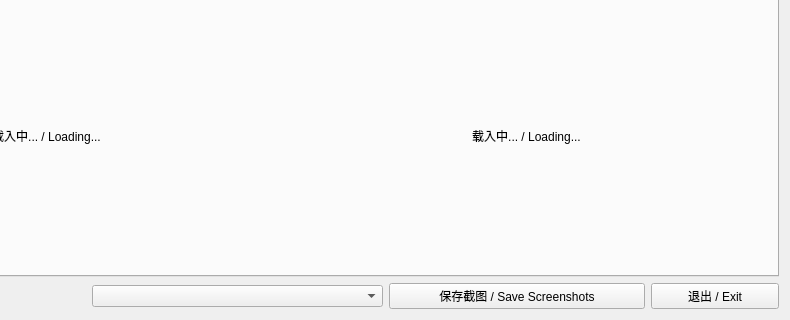
Before: the Qt Designer form src/mainwindow.ui in alex-lt-kong/q-rtsp-viewer, drawn with Qt 5; both pictures show x 217 to 1007 and y 298 to 618 of the 1007 by 618 pixel window.
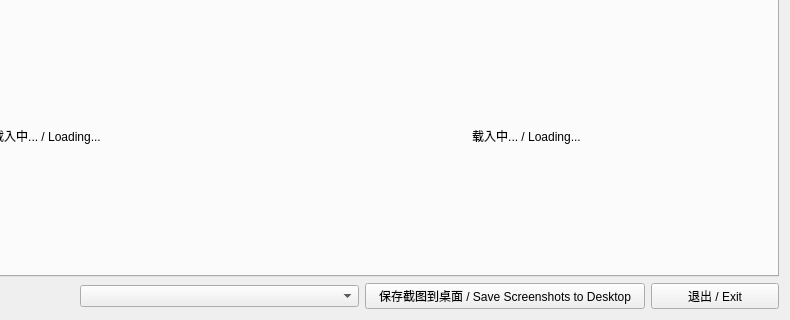
After: the same form once the commit is applied. Icons and pictures are not drawn.

Commit message: windows build

What changed in the file:
```diff
--- a/src/mainwindow.ui
+++ b/src/mainwindow.ui
@@ -564,12 +564,12 @@
        <widget class="QPushButton" name="pushButtonSaveScreenshots">
         <property name="maximumSize">
          <size>
-          <width>256</width>
+          <width>288</width>
           <height>16777215</height>
          </size>
         </property>
         <property name="text">
-         <string>保存截图 / Save Screenshots</string>
+         <string>保存截图到桌面 / Save Screenshots to Desktop</string>
         </property>
        </widget>
       </item>
```
The commit also changes 6 other files.
